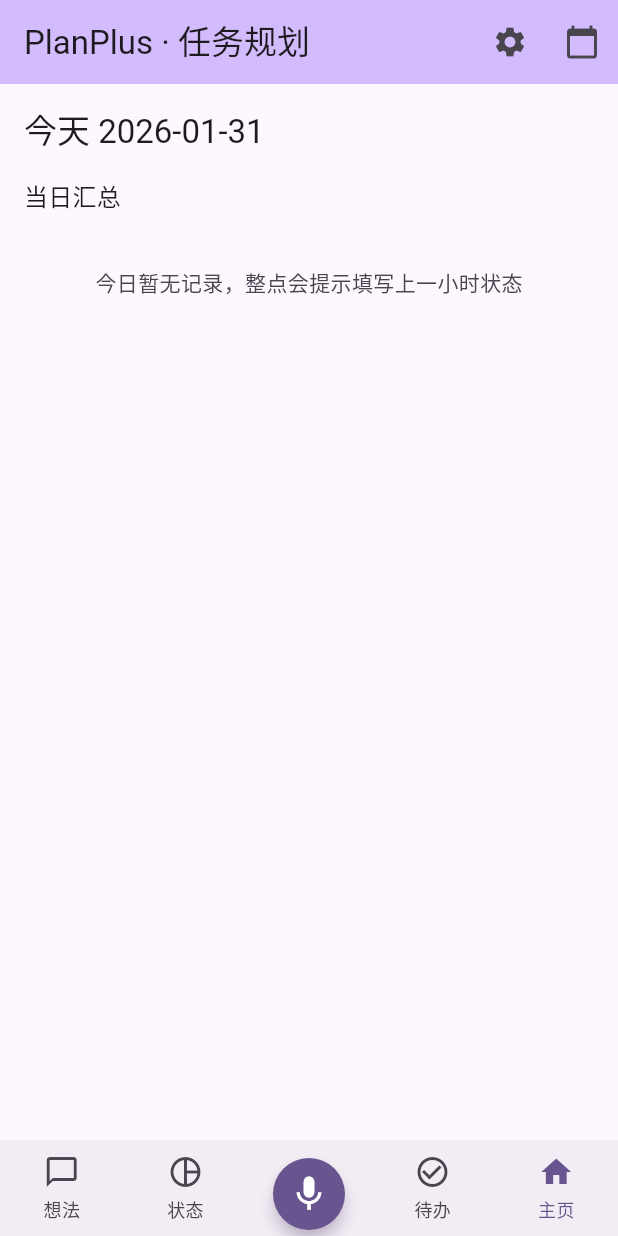
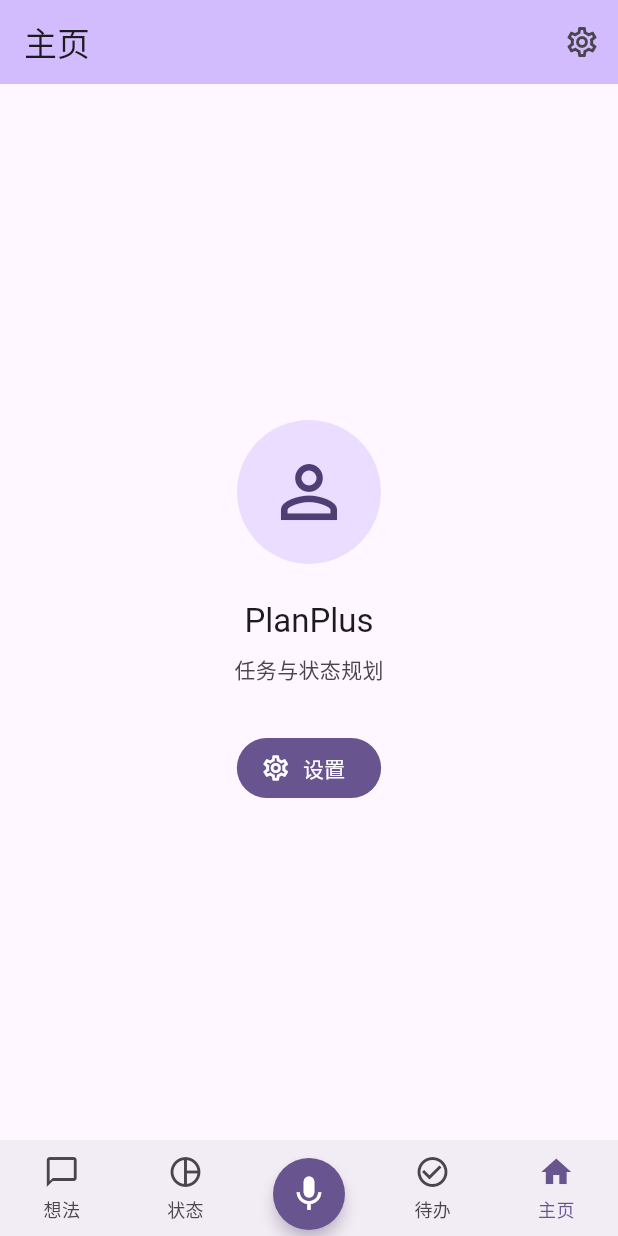
Before and after one commit to Kogler7/Friday, a Flutter app: the screen it shows after launch, on a phone screen of 412 x 824 dp. Run offline on Flutter 3.47's test engine with Material 3 defaults, Android fonts, the phone set to English and light mode, and no system bars; our stand-ins replace fl_chart, flutter_local_notifications, share_plus, shared_preferences, timezone.

```diff
--- a/lib/screens/home_screen.dart
+++ b/lib/screens/home_screen.dart
@@ -1,16 +1,12 @@
 import 'package:flutter/material.dart';
 
 import '../constants/app_config.dart';
-import '../models/activity_state.dart';
-import '../models/hourly_record.dart';
-import '../services/dev_sample_data.dart';
 import '../services/hourly_prompt_service.dart';
 import '../services/notification_service.dart';
-import '../services/storage_service.dart';
-import '../widgets/daily_chart.dart';
 import '../widgets/hourly_prompt_dialog.dart';
 import 'settings_screen.dart';
 
+/// 主页：独立设计，目前为头像 + 设置入口；整点提醒仍在此注册。
 class HomeScreen extends StatefulWidget {
   const HomeScreen({super.key});
 
@@ -19,24 +15,14 @@
 }
 
 class _HomeScreenState extends State<HomeScreen> {
-  DateTime _selectedDate = DateTime.now();
-  List<HourlyRecord> _records = [];
-
   @override
   void initState() {
     super.initState();
-    _loadRecords();
     HourlyPromptService.setShowPrompt((hourToRecord) {
       if (!mounted) return;
-      // 延后到首帧之后，避免在 initState 中调用 showDialog 导致 context 尚未就绪
       WidgetsBinding.instance.addPostFrameCallback((_) {
         if (!mounted) return;
-        showHourlyPromptDialog(
-          context,
-          hourStart: hourToRecord,
-          onTimeout: () => _loadRecords(),
-        );
-        _loadRecords();
+        showHourlyPromptDialog(context, hourStart: hourToRecord);
       });
     });
     HourlyPromptService.start();
@@ -49,12 +35,7 @@
     NotificationService.clearPendingHour();
     WidgetsBinding.instance.addPostFrameCallback((_) {
       if (!mounted) return;
-      showHourlyPromptDialog(
-        context,
-        hourStart: hour,
-        onTimeout: () => _loadRecords(),
-      );
-      _loadRecords();
+      showHourlyPromptDialog(context, hourStart: hour);
     });
   }
 
@@ -64,29 +45,19 @@
     super.dispose();
   }
 
-  void _loadRecords() {
-    if (!mounted) return;
-    setState(() {
-      _records = StorageService.getRecordsForDate(_selectedDate);
-    });
-  }
-
   @override
   Widget build(BuildContext context) {
-    final dateStr =
-        '${_selectedDate.year}-${_selectedDate.month.toString().padLeft(2, '0')}-${_selectedDate.day.toString().padLeft(2, '0')}';
-    final isToday = _selectedDate.year == DateTime.now().year &&
-        _selectedDate.month == DateTime.now().month &&
-        _selectedDate.day == DateTime.now().day;
+    final theme = Theme.of(context);
+    final colorScheme = theme.colorScheme;
 
     return Scaffold(
       appBar: AppBar(
-        title: const Text('PlanPlus · 任务规划'),
-        backgroundColor: Theme.of(context).colorScheme.inversePrimary,
+        title: const Text('主页'),
+        backgroundColor: colorScheme.inversePrimary,
         actions: [
           IconButton(
-            icon: const Icon(Icons.settings),
-            tooltip: '状态与提醒设置',
+            icon: const Icon(Icons.settings_outlined),
+            tooltip: '设置',
             onPressed: () {
               Navigator.of(context).push(
                 MaterialPageRoute<void>(
@@ -98,83 +69,52 @@
           if (kIsDevMode)
             IconButton(
               icon: const Icon(Icons.science),
-              tooltip: '开发：填充示例数据',
-              onPressed: () async {
-                await DevSampleData.insertSampleData();
-                _loadRecords();
-              },
+              tooltip: '开发',
+              onPressed: () {},
             ),
-          if (kIsDevMode)
-            IconButton(
-              icon: const Icon(Icons.delete_sweep),
-              tooltip: '开发：清除今日/昨日示例',
-              onPressed: () async {
-                await DevSampleData.clearSampleDataForTodayAndYesterday();
-                _loadRecords();
-              },
-            ),
-          IconButton(
-            icon: const Icon(Icons.calendar_today),
-            onPressed: () async {
-              final picked = await showDatePicker(
-                context: context,
-                initialDate: _selectedDate,
-                firstDate: DateTime(2020),
-                lastDate: DateTime.now().add(const Duration(days: 365)),
-              );
-              if (picked != null) {
-                setState(() {
-                  _selectedDate = picked;
-                  _records = StorageService.getRecordsForDate(_selectedDate);
-                });
-              }
-            },
-          ),
         ],
       ),
-      body: RefreshIndicator(
-        onRefresh: () async => _loadRecords(),
-        child: SingleChildScrollView(
-          physics: const AlwaysScrollableScrollPhysics(),
-          padding: const EdgeInsets.all(16),
+      body: SafeArea(
+        child: Center(
           child: Column(
-            crossAxisAlignment: CrossAxisAlignment.stretch,
+            mainAxisAlignment: MainAxisAlignment.center,
             children: [
+              // 头像占位，后续可扩展为真实头像/个人信息
+              CircleAvatar(
+                radius: 48,
+                backgroundColor: colorScheme.primaryContainer,
+                child: Icon(
+                  Icons.person_outline,
+                  size: 56,
+                  color: colorScheme.onPrimaryContainer,
+                ),
+              ),
+              const SizedBox(height: 24),
               Text(
-                isToday ? '今天 $dateStr' : dateStr,
-                style: Theme.of(context).textTheme.titleLarge,
+                'PlanPlus',
+                style: theme.textTheme.titleLarge?.copyWith(
+                  color: colorScheme.onSurface,
+                ),
               ),
-              const SizedBox(height: 16),
-              DailyChart(records: _records, date: _selectedDate),
-              const SizedBox(height: 24),
-              if (_records.isNotEmpty) ...[
-                Text(
-                  '小时明细',
-                  style: Theme.of(context).textTheme.titleMedium,
+              const SizedBox(height: 8),
+              Text(
+                '任务与状态规划',
+                style: theme.textTheme.bodyMedium?.copyWith(
+                  color: colorScheme.onSurfaceVariant,
                 ),
-                const SizedBox(height: 8),
-                ..._records.map((r) {
-                  return Card(
-                    margin: const EdgeInsets.only(bottom: 8),
-                    child: ListTile(
-                      leading: Icon(
-                        r.state == ActivityState.working
-                            ? Icons.work
-                            : r.state == ActivityState.resting
-                                ? Icons.bedtime
-                                : Icons.games,
-                        color: r.state == ActivityState.working
-                            ? Colors.blue
-                            : r.state == ActivityState.resting
-                                ? Colors.orange
-                                : Colors.green,
-                      ),
-                      title: Text(r.displayTimeRange),
-                      subtitle: Text(r.state.displayName),
+              ),
+              const SizedBox(height: 32),
+              FilledButton.icon(
+                onPressed: () {
+                  Navigator.of(context).push(
+                    MaterialPageRoute<void>(
+                      builder: (context) => const SettingsScreen(),
                     ),
                   );
-                }),
-              ],
+                },
+                icon: const Icon(Icons.settings_outlined, size: 20),
+                label: const Text('设置'),
+              ),
             ],
           ),
         ),
--- a/lib/screens/status_screen.dart
+++ b/lib/screens/status_screen.dart
@@ -4,6 +4,7 @@
 import '../models/activity_state.dart';
 import '../models/hourly_record.dart';
 import '../services/dev_sample_data.dart';
+import '../services/settings_service.dart';
 import '../services/storage_service.dart';
 import '../widgets/daily_chart.dart';
 
@@ -119,7 +120,7 @@
                                 ? Colors.orange
                                 : Colors.green,
                       ),
-                      title: Text(r.displayTimeRange),
+                      title: Text(r.displayTimeRange(unitMinutes: SettingsService.current.statUnitMinutes)),
                       subtitle: Text(r.state.displayName),
                     ),
                   );
--- a/lib/services/hourly_prompt_service.dart
+++ b/lib/services/hourly_prompt_service.dart
@@ -3,9 +3,10 @@
 import 'package:flutter/foundation.dart';
 
 import 'notification_service.dart';
+import 'settings_service.dart';
 import 'storage_service.dart';
 
-/// 每小时整点检查：若上一小时尚未记录，则通过 [onShowPrompt] 请求弹窗。
+/// 按设置间隔检查：若上一间隔尚未记录则弹窗或静默时段内自动填休息。
 /// 开发模式下改为每 2 分钟触发一次，便于测试。
 class HourlyPromptService {
   HourlyPromptService._();
@@ -43,16 +44,31 @@
     }
   }
 
-  /// 正式：整点后前 10 分钟内检查上一小时
+  /// 正式：整点后前 10 分钟内检查上一间隔；静默时段内不提醒并自动填默认状态
   static void _runProdCheck() {
     final now = DateTime.now();
-    final currentHourStart = DateTime(now.year, now.month, now.day, now.hour);
+    final intervalMin = SettingsService.isInitialized
+        ? SettingsService.current.reminderIntervalMinutes
+        : 60;
+    final currentHourStart = DateTime(now.year, now.month, now.day, now.hour, 0, 0, 0);
+    // 仅在前 10 分钟内检查上一间隔
     if (now.minute >= 10) return;
-    final hourToRecord = currentHourStart.subtract(const Duration(hours: 1));
-    if (StorageService.getRecordForHour(hourToRecord) != null) return;
+    final intervalStartToRecord =
+        currentHourStart.subtract(Duration(minutes: intervalMin));
+    final length = Duration(minutes: intervalMin);
+    if (StorageService.hasRecordForInterval(intervalStartToRecord, length)) return;
     if (_dialogShowing) return;
-    NotificationService.showHourlyPrompt(hourToRecord);
-    _onShowPrompt?.call(hourToRecord);
+    if (SettingsService.isInitialized &&
+        SettingsService.current.isSlotInQuietPeriod(intervalStartToRecord)) {
+      StorageService.saveRecordsForInterval(
+        intervalStartToRecord,
+        length,
+        SettingsService.current.quietPeriodDefaultState,
+      );
+      return;
+    }
+    NotificationService.showHourlyPrompt(intervalStartToRecord);
+    _onShowPrompt?.call(intervalStartToRecord);
   }
 
   /// 开发：每 2 分钟一个槽，当前时间所在 2 分钟块的前一块为「待记录槽」
@@ -71,6 +87,15 @@
     if (StorageService.getRecordForHour(slotToRecord) != null) return;
     if (_dialogShowing) return;
     if (_lastShownSlot != null && _lastShownSlot == slotToRecord) return;
+    if (SettingsService.isInitialized &&
+        SettingsService.current.isSlotInQuietPeriod(slotToRecord)) {
+      StorageService.saveRecordsForInterval(
+        slotToRecord,
+        const Duration(minutes: 2),
+        SettingsService.current.quietPeriodDefaultState,
+      );
+      return;
+    }
     _lastShownSlot = slotToRecord;
     NotificationService.showHourlyPrompt(slotToRecord);
     _onShowPrompt?.call(slotToRecord);
--- a/lib/services/notification_service.dart
+++ b/lib/services/notification_service.dart
@@ -2,6 +2,8 @@
 import 'package:flutter_local_notifications/flutter_local_notifications.dart';
 import 'package:timezone/data/latest_all.dart' as tz_data;
 import 'package:timezone/timezone.dart' as tz;
+
+import 'settings_service.dart';
 
 /// 系统通知服务：高优先级渠道，前台/后台均弹窗；整点定时 + 即时推送；点击打开应用并弹出问卷。
 class NotificationService {
@@ -222,7 +224,7 @@
     }
   }
 
-  /// 安排接下来 24 个整点的定时通知（后台到点也会由系统弹出）。
+  /// 安排接下来 24 个整点的定时通知（后台到点也会由系统弹出）；静默时段不安排。
   /// 每次调用前会 [cancelAll]，因此不会因多次重启而堆积。
   static Future<void> scheduleHourlyPrompts() async {
     if (!_initialized) return;
@@ -230,6 +232,7 @@
     final now = DateTime.now();
     final local = tz.TZDateTime.from(now, tz.local);
     String pad(int n) => n < 10 ? '0$n' : '$n';
+    int idBase = 1000;
     for (int i = 0; i < 24; i++) {
       final totalHours = local.hour + 1 + i;
       final dayOffset = totalHours ~/ 24;
@@ -243,6 +246,17 @@
         0,
         0,
       );
+      final scheduledDt = DateTime(
+        scheduled.year,
+        scheduled.month,
+        scheduled.day,
+        scheduled.hour,
+        scheduled.minute,
+      );
+      if (SettingsService.isInitialized &&
+          SettingsService.current.isInQuietPeriod(scheduledDt)) {
+        continue;
+      }
       final prev = scheduled.subtract(const Duration(hours: 1));
       final hourToRecord = DateTime(
         prev.year,
@@ -265,7 +279,7 @@
         ),
       );
       await _plugin.zonedSchedule(
-        id: 1000 + i,
+        id: idBase++,
         title: '过去一小时你在做什么？',
         body: '${pad(hourToRecord.hour)}:00 请选择：工作 / 休息 / 娱乐',
         scheduledDate: scheduled,
--- a/lib/widgets/daily_chart.dart
+++ b/lib/widgets/daily_chart.dart
@@ -3,8 +3,9 @@
 
 import '../models/activity_state.dart';
 import '../models/hourly_record.dart';
+import '../services/settings_service.dart';
 
-/// 当日汇总：饼图（工作/休息/娱乐占比）+ 柱状图（24 小时分布）
+/// 当日汇总：饼图（工作/休息/娱乐占比，按统计单位计数）+ 柱状图（24 小时分布）
 class DailyChart extends StatelessWidget {
   final List<HourlyRecord> records;
   final DateTime date;
@@ -22,11 +23,15 @@
     final entertainment =
         records.where((r) => r.state == ActivityState.entertainment).length;
     final total = records.length;
+    final unitMin = SettingsService.isInitialized
+        ? SettingsService.current.statUnitMinutes
+        : 20;
+    final unitLabel = unitMin == 60 ? '小时' : '单位';
     final sections = <PieChartSectionData>[];
     if (work > 0) {
       sections.add(PieChartSectionData(
         value: work.toDouble(),
-        title: '${work}h',
+        title: '$work${unitMin == 60 ? 'h' : '单'}',
         color: Colors.blue,
         radius: 48,
         titleStyle: const TextStyle(fontSize: 12, color: Colors.white),
@@ -35,7 +40,7 @@
     if (rest > 0) {
       sections.add(PieChartSectionData(
         value: rest.toDouble(),
-        title: '${rest}h',
+        title: '$rest${unitMin == 60 ? 'h' : '单'}',
         color: Colors.orange,
         radius: 48,
         titleStyle: const TextStyle(fontSize: 12, color: Colors.white),
@@ -44,7 +49,7 @@
     if (entertainment > 0) {
       sections.add(PieChartSectionData(
         value: entertainment.toDouble(),
-        title: '${entertainment}h',
+        title: '$entertainment${unitMin == 60 ? 'h' : '单'}',
         color: Colors.green,
         radius: 48,
         titleStyle: const TextStyle(fontSize: 12, color: Colors.white),
@@ -64,7 +69,7 @@
             padding: const EdgeInsets.all(24),
             child: Center(
               child: Text(
-                '今日暂无记录，整点会提示填写上一小时状态',
+                '今日暂无记录，整点会提示填写上一时段状态',
                 style: Theme.of(context).textTheme.bodyMedium?.copyWith(
                       color: Theme.of(context).colorScheme.onSurfaceVariant,
                     ),
@@ -97,15 +102,15 @@
                     children: [
                       _LegendItem(
                         color: Colors.blue,
-                        label: '工作 $work 小时',
+                        label: '工作 $work $unitLabel${unitMin == 60 ? '' : '（每单位$unitMin分钟）'}',
                       ),
                       _LegendItem(
                         color: Colors.orange,
-                        label: '休息 $rest 小时',
+                        label: '休息 $rest $unitLabel${unitMin == 60 ? '' : '（每单位$unitMin分钟）'}',
                       ),
                       _LegendItem(
                         color: Colors.green,
-                        label: '娱乐 $entertainment 小时',
+                        label: '娱乐 $entertainment $unitLabel${unitMin == 60 ? '' : '（每单位$unitMin分钟）'}',
                       ),
                     ],
                   ),
--- a/lib/widgets/timeline/constants.dart
+++ b/lib/widgets/timeline/constants.dart
@@ -5,7 +5,7 @@
 const int kDefaultGranularityIndex = 3;
 
 /// 时间轴每刻度像素高度
-const double kPixelsPerTick = 32.0;
+const double kPixelsPerTick = 40.0;
 
 /// 停止滑动后多久自动归位到当前时刻
 const Duration kRecenterDelay = Duration(milliseconds: 2500);
```
Also changed, not shown: lib/models/hourly_record.dart (+9 -6 lines), lib/widgets/hourly_prompt_dialog.dart (+25 -4 lines), lib/widgets/timeline/todo_timeline.dart (+93 -52 lines).
